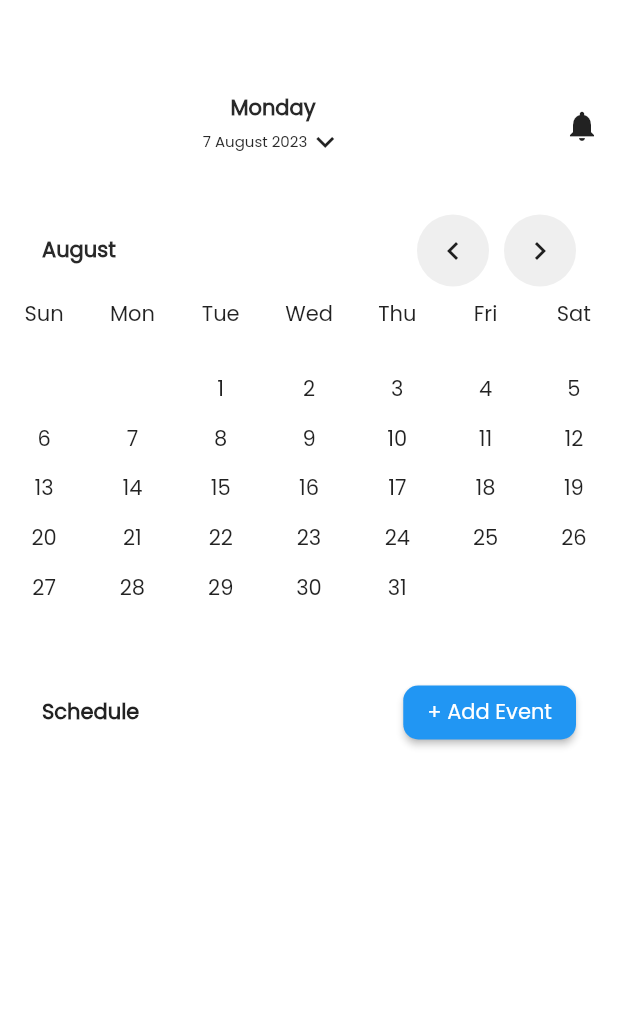
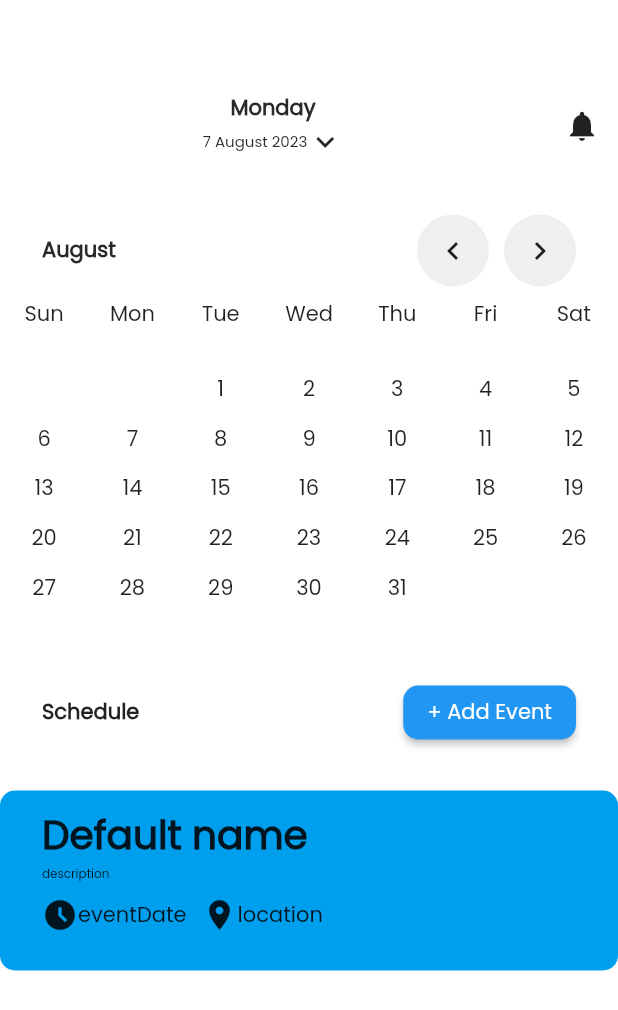
Before and after one commit to Abdulvokhid4977/todo, a Flutter app: the screen it shows after launch, on a phone screen of 412 x 824 dp. Shown: the top 1010 px of the screen. Run offline on Flutter 3.47's test engine with Material 2 defaults, Android fonts, the phone set to English and light mode, and no system bars; our stand-ins replace equatable, flutter_bloc, sqflite; accounts and stored records are empty.

Commit message:
sqlflite changes

```diff
--- a/lib/core/services/db_helper.dart
+++ b/lib/core/services/db_helper.dart
@@ -25,4 +25,10 @@ class DBHelper {
     }
     return db.query(table);
   }
+  static Future<int> delete(String id) async{
+    final db = await DBHelper.database();
+    int result=await db.rawDelete('DELETE FROM events WHERE id=$id');
+    return result;
+
+  }
 }
--- a/lib/presentation/bloc/main/main_bloc.dart
+++ b/lib/presentation/bloc/main/main_bloc.dart
@@ -10,9 +10,9 @@ class MainBloc extends Bloc<MainEvent, MainState> {
     on<MainEvent>((event, emit) {
       // TODO: implement event handler
     });
-    on<PreviousMonth>(nextMonth);
+    on<PreviousMonth>(_previousMonth);
   }
-  void nextMonth(PreviousMonth event, Emitter<MainState> emit) {
+  void _previousMonth(PreviousMonth event, Emitter<MainState> emit) {
     event.currentDate =
         DateTime(event.currentDate.year, event.currentDate.month - 1, 1);
   }
--- a/lib/presentation/bloc/main/main_event.dart
+++ b/lib/presentation/bloc/main/main_event.dart
@@ -4,7 +4,7 @@ part of 'main_bloc.dart';
 abstract class MainEvent extends Equatable {}
 
 class PreviousMonth extends MainEvent{
-  late final DateTime currentDate;
+  DateTime currentDate;
   PreviousMonth(this.currentDate);
   @override
   // TODO: implement props
--- a/lib/presentation/pages/details_page/details_page.dart
+++ b/lib/presentation/pages/details_page/details_page.dart
@@ -1,5 +1,6 @@
 import 'package:flutter/material.dart';
 import 'package:todo_app/core/constants/constants.dart';
+import 'package:todo_app/core/services/db_helper.dart';
 import 'package:todo_app/core/utils/utils.dart';
 
 class DetailsPage extends StatefulWidget {
@@ -180,6 +181,7 @@ class _DetailsPageState extends State<DetailsPage> {
                 foregroundColor: Colors.black,
               ),
               onPressed: () {
+                DBHelper.delete('b52c3');
                 Navigator.of(context).pop();
               },
               icon: const Icon(
@@ -189,7 +191,7 @@ class _DetailsPageState extends State<DetailsPage> {
               label: const Align(
                 alignment: Alignment.center,
                 child: Text(
-                  "Add",
+                  "Delete",
                   style: TextStyle(
                     fontWeight: FontWeight.w600,
                     fontSize: 15,
--- a/lib/presentation/pages/main_page/main_page.dart
+++ b/lib/presentation/pages/main_page/main_page.dart
@@ -21,17 +21,19 @@ class _MainPageState extends State<MainPage> {
 
   List<EventsModel> events = [];
   Future<void> getData() async {
-    print('///////////////////////');
     final dbData = await DBHelper.getData('events');
     events = dbData
-        .map((e) => EventsModel(
+        .map(
+          (e) => EventsModel(
             id: e['id'],
             name: e['name'],
             description: e['description'],
             createdAt: e['createdAt'],
             location: e['location'],
             colorValue: e['colorValue'],
-            eventDate: e['eventDate']))
+            eventDate: e['eventDate'],
+          ),
+        )
         .toList();
   }
 
@@ -55,6 +57,7 @@ class _MainPageState extends State<MainPage> {
 
   @override
   Widget build(BuildContext context) {
+    print(events);
     return Scaffold(
       backgroundColor: Colors.white,
       body: Column(
@@ -163,30 +166,26 @@ class _MainPageState extends State<MainPage> {
               ],
             ),
           ),
-          Expanded(
-            child: FutureBuilder(
-              future: getData(),
-              builder: (ctx, snapshot) =>
-                  snapshot.connectionState == ConnectionState.waiting
-                      ? const Center(
-                          child: CircularProgressIndicator(),
-                        )
-                      : SizedBox(
-                          height: 250,
-                          child: ListView.builder(
-                            itemCount: events.length,
-                            itemBuilder: (_, int index) {
-                              return EventTile(
-                                events[index].name,
-                                events[index].description,
-                                events[index].colorValue,
-                                events[index].location,
-                                events[index].eventDate,
-                              );
-                            },
-                          ),
-                        ),
+          SizedBox(
+            height: 120,
+            child:
+    // FutureBuilder(
+            //   future: getData(),
+            //   builder: (ctx, snapshot) {
+            //     return ListView.builder(
+            //       itemCount: events.length,
+            //       itemBuilder: (_, int index) {
+            //         return
+                      GestureDetector(
+                        onTap: (){Navigator.of(context).pushNamed(Routes.details);},
+                        child: const EventTile(
+                        // events[index].name,
+                        // events[index].description,
+                        // events[index].colorValue,
+                        // events[index].location,
+                        // events[index].eventDate,
             ),
+                      ),
           ),
         ],
       ),
--- a/lib/presentation/pages/main_page/widgets/event.dart
+++ b/lib/presentation/pages/main_page/widgets/event.dart
@@ -4,16 +4,19 @@ import 'package:todo_app/core/utils/utils.dart';
 import '../../../../core/constants/constants.dart';
 
 class EventTile extends StatelessWidget {
+  const EventTile({super.key});
 
-  final String name;
-  final String description;
-  final int colorValue;
-  final String location;
-  final String eventDate;
-  const EventTile(this.name, this.description, this.colorValue, this.location,
-      this.eventDate, {super.key});
+
+  // final String name;
+  // final String description;
+  // final int colorValue;
+  // final String location;
+  // final String eventDate;
+  // const EventTile(this.name, this.description, this.colorValue, this.location,
+  //     this.eventDate, {super.key});
   @override
   Widget build(BuildContext context) {
+    print('/////////////55555555//////////');
     return Container(
       padding: const EdgeInsets.symmetric(horizontal: 28),
       height: 110,
@@ -22,46 +25,46 @@ class EventTile extends StatelessWidget {
       child: Column(
         children: [
           ColoredBox(
-            color: Color(colorValue),
+            color: Colours.priorityBlue,
             child: AppUtils.kHeight10,
           ),
-           Align(
+           const Align(
             alignment: Alignment.centerLeft,
             child: Text(
-              name,
-              style: const TextStyle(
+              'Default name',
+              style: TextStyle(
                 fontSize: 26,
                 fontWeight: FontWeight.w600,
               ),
             ),
           ),
-           Align(
+           const Align(
             alignment: Alignment.centerLeft,
             child: Text(
-              description,
+              'description',
               overflow: TextOverflow.fade,
-              style: const TextStyle(
+              style: TextStyle(
                 fontSize: 8,
                 fontWeight: FontWeight.w400,
               ),
             ),
           ),
           AppUtils.kHeight10,
-           Row(
+           const Row(
             mainAxisAlignment: MainAxisAlignment.start,
             children: [
-              const Icon(
+              Icon(
                 Icons.access_time_filled,
               ),
               Text(
-                eventDate,
+                'eventDate',
               ),
               AppUtils.kWidth10,
-              const Icon(
+              Icon(
                 Icons.location_on,
               ),
               Text(
-                location,
+                'location',
               ),
             ],
           ),
```
